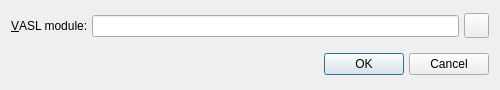
The window that vasl_templates/ui/server_settings.ui (pacman-ghost/vasl-templates) describes before a commit, drawn with Qt 5.
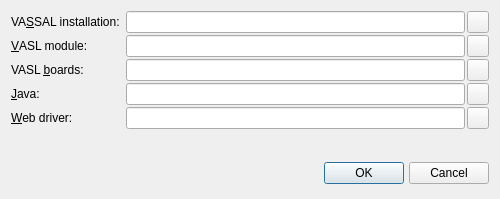
The same window after the commit.

Commit message: Automatically insert/update labels in a VASSAL save file.

The edit to the form file:
```diff
--- a/vasl_templates/ui/server_settings.ui
+++ b/vasl_templates/ui/server_settings.ui
@@ -10,7 +10,7 @@
     <x>0</x>
     <y>0</y>
     <width>500</width>
-    <height>90</height>
+    <height>199</height>
    </rect>
   </property>
   <property name="windowTitle">
@@ -21,42 +21,50 @@
   </property>
   <layout class="QVBoxLayout" name="verticalLayout">
    <item>
-    <widget class="QWidget" name="widget_2" native="true">
-     <property name="sizePolicy">
-      <sizepolicy hsizetype="Preferred" vsizetype="Fixed">
-       <horstretch>0</horstretch>
-       <verstretch>0</verstretch>
-      </sizepolicy>
+    <layout class="QFormLayout" name="formLayout">
+     <property name="verticalSpacing">
+      <number>2</number>
      </property>
+     <item row="0" column="0">
+      <widget class="QLabel" name="label_2">
+       <property name="text">
+        <string>VA&amp;SSAL installation:</string>
+       </property>
+       <property name="buddy">
+        <cstring>vassal_dir</cstring>
+       </property>
+      </widget>
+     </item>
+     <item row="0" column="1">
+      <layout class="QHBoxLayout" name="horizontalLayout_3">
+       <property name="spacing">
+        <number>2</number>
+       </property>
+       <item>
+        <widget class="QLineEdit" name="vassal_dir"/>
+       </item>
+       <item>
+        <widget class="QPushButton" name="select_vassal_dir_button">
      <property name="minimumSize">
       <size>
-       <width>0</width>
-       <height>30</height>
+           <width>22</width>
+           <height>22</height>
       </size>
      </property>
      <property name="maximumSize">
       <size>
-       <width>16777215</width>
-       <height>30</height>
-      </size>
-     </property>
-     <layout class="QHBoxLayout" name="horizontalLayout_2">
-      <property name="spacing">
-       <number>5</number>
-      </property>
-      <property name="leftMargin">
-       <number>0</number>
-      </property>
-      <property name="topMargin">
-       <number>0</number>
-      </property>
-      <property name="rightMargin">
-       <number>0</number>
-      </property>
-      <property name="bottomMargin">
-       <number>0</number>
-      </property>
-      <item>
+           <width>22</width>
+           <height>22</height>
+          </size>
+         </property>
+         <property name="text">
+          <string/>
+         </property>
+        </widget>
+       </item>
+      </layout>
+     </item>
+     <item row="1" column="0">
        <widget class="QLabel" name="label">
         <property name="text">
          <string>&amp;VASL module:</string>
@@ -66,6 +74,11 @@
         </property>
        </widget>
       </item>
+     <item row="1" column="1">
+      <layout class="QHBoxLayout" name="horizontalLayout_7">
+       <property name="spacing">
+        <number>2</number>
+       </property>
       <item>
        <widget class="QLineEdit" name="vasl_mod"/>
       </item>
@@ -79,14 +92,14 @@
         </property>
         <property name="minimumSize">
          <size>
-          <width>25</width>
-          <height>25</height>
+           <width>22</width>
+           <height>22</height>
          </size>
         </property>
         <property name="maximumSize">
          <size>
-          <width>25</width>
-          <height>25</height>
+           <width>22</width>
+           <height>22</height>
          </size>
         </property>
         <property name="text">
@@ -98,23 +111,137 @@
        </widget>
       </item>
      </layout>
-     <zorder>vasl_mod</zorder>
-     <zorder>label</zorder>
-     <zorder>select_vasl_mod_button</zorder>
-    </widget>
-   </item>
+     </item>
+     <item row="2" column="0">
+      <widget class="QLabel" name="label_3">
+       <property name="text">
+        <string>VASL &amp;boards:</string>
+       </property>
+       <property name="buddy">
+        <cstring>boards_dir</cstring>
+       </property>
+      </widget>
+     </item>
+     <item row="2" column="1">
+      <layout class="QHBoxLayout" name="horizontalLayout_4">
+       <property name="spacing">
+        <number>2</number>
+       </property>
    <item>
-    <spacer name="verticalSpacer">
-     <property name="orientation">
-      <enum>Qt::Vertical</enum>
-     </property>
-     <property name="sizeHint" stdset="0">
+        <widget class="QLineEdit" name="boards_dir"/>
+       </item>
+       <item>
+        <widget class="QPushButton" name="select_boards_dir_button">
+         <property name="sizePolicy">
+          <sizepolicy hsizetype="Fixed" vsizetype="Fixed">
+           <horstretch>0</horstretch>
+           <verstretch>0</verstretch>
+          </sizepolicy>
+         </property>
+         <property name="minimumSize">
       <size>
-       <width>20</width>
-       <height>40</height>
-      </size>
-     </property>
-    </spacer>
+           <width>22</width>
+           <height>22</height>
+          </size>
+         </property>
+         <property name="maximumSize">
+          <size>
+           <width>22</width>
+           <height>22</height>
+          </size>
+         </property>
+         <property name="text">
+          <string/>
+         </property>
+        </widget>
+       </item>
+      </layout>
+     </item>
+     <item row="3" column="0">
+      <widget class="QLabel" name="label_4">
+       <property name="text">
+        <string>&amp;Java:</string>
+       </property>
+       <property name="buddy">
+        <cstring>java_path</cstring>
+       </property>
+      </widget>
+     </item>
+     <item row="3" column="1">
+      <layout class="QHBoxLayout" name="horizontalLayout_5">
+       <property name="spacing">
+        <number>2</number>
+       </property>
+       <item>
+        <widget class="QLineEdit" name="java_path"/>
+       </item>
+       <item>
+        <widget class="QPushButton" name="select_java_button">
+         <property name="sizePolicy">
+          <sizepolicy hsizetype="Fixed" vsizetype="Fixed">
+           <horstretch>0</horstretch>
+           <verstretch>0</verstretch>
+          </sizepolicy>
+         </property>
+         <property name="minimumSize">
+          <size>
+           <width>22</width>
+           <height>22</height>
+          </size>
+         </property>
+         <property name="maximumSize">
+          <size>
+           <width>22</width>
+           <height>22</height>
+          </size>
+         </property>
+         <property name="text">
+          <string/>
+         </property>
+        </widget>
+       </item>
+      </layout>
+     </item>
+     <item row="4" column="0">
+      <widget class="QLabel" name="label_5">
+       <property name="text">
+        <string>&amp;Web driver:</string>
+       </property>
+       <property name="buddy">
+        <cstring>webdriver_path</cstring>
+       </property>
+      </widget>
+     </item>
+     <item row="4" column="1">
+      <layout class="QHBoxLayout" name="horizontalLayout_6">
+       <property name="spacing">
+        <number>2</number>
+       </property>
+       <item>
+        <widget class="QLineEdit" name="webdriver_path"/>
+       </item>
+       <item>
+        <widget class="QPushButton" name="select_webdriver_button">
+         <property name="minimumSize">
+          <size>
+           <width>22</width>
+           <height>22</height>
+          </size>
+         </property>
+         <property name="maximumSize">
+          <size>
+           <width>22</width>
+           <height>22</height>
+          </size>
+         </property>
+         <property name="text">
+          <string/>
+         </property>
+        </widget>
+       </item>
+      </layout>
+     </item>
+    </layout>
    </item>
    <item>
     <widget class="QWidget" name="widget" native="true">
```
Left out of the diff: 14 changed lines with no effect on the pictures. Lines whose indentation alone changed are shown as unchanged. The commit also changes 78 other files.
